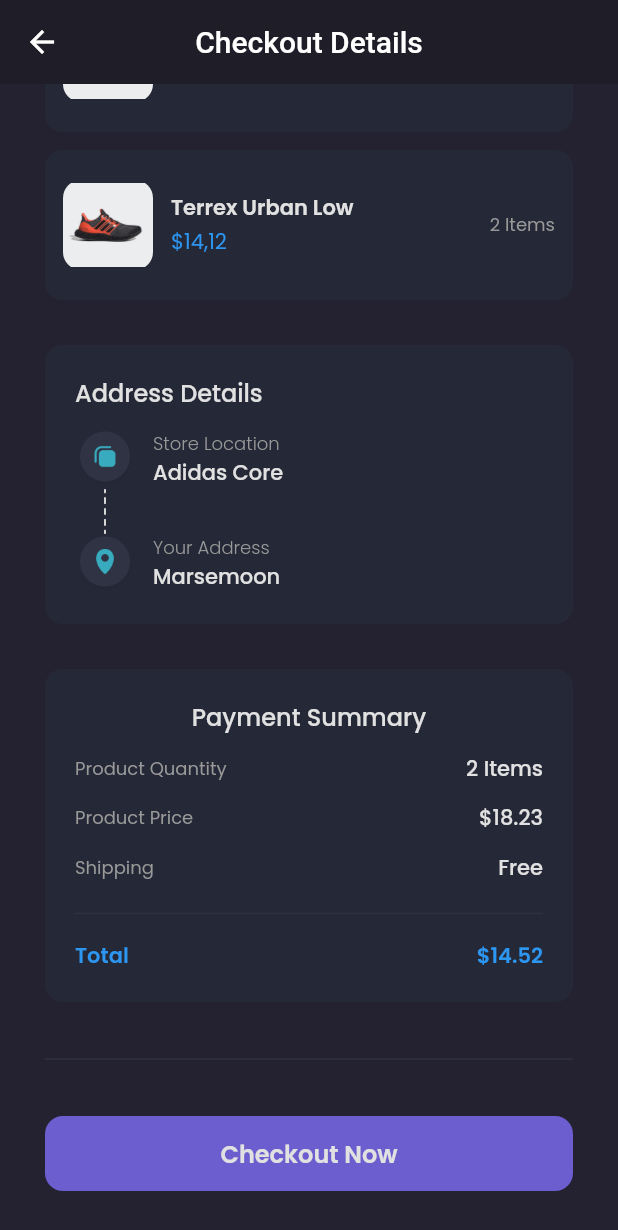
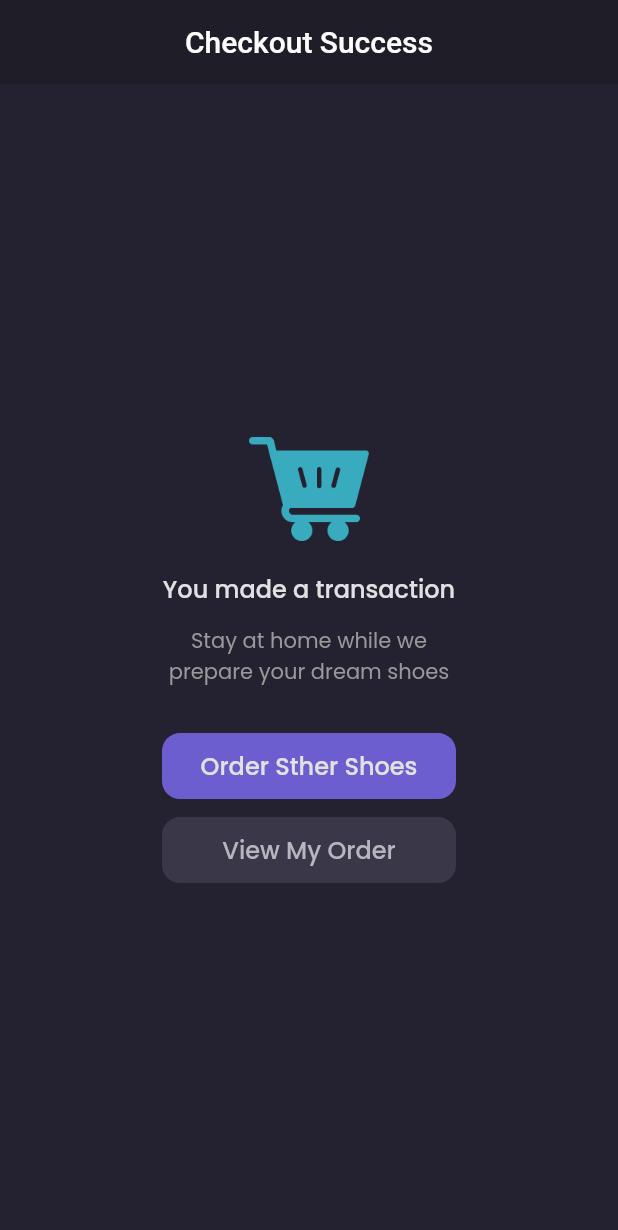
Before and after one commit to sabilimaulana/shamo-flutter, a Flutter app: the CheckoutPage screen opened by its route, scrolled down 134 dp, after a tap on "Checkout Now", on a phone screen of 412 x 824 dp. Shown: the top 1230 px of the screen. Run offline on Flutter 3.47's test engine with Material 2 defaults, Android fonts, the phone set to English and light mode, and no system bars; our stand-ins replace carousel_slider, google_fonts.

Commit message:
Slicing : Checkout Success Page

```diff
--- a/lib/main.dart
+++ b/lib/main.dart
@@ -1,6 +1,7 @@
 import 'package:flutter/material.dart';
 import 'package:shamo/pages/cart_page.dart';
 import 'package:shamo/pages/checkout_page.dart';
+import 'package:shamo/pages/checkout_success_page.dart';
 import 'package:shamo/pages/detail_chat_page.dart';
 import 'package:shamo/pages/edit_profile_page.dart';
 import 'package:shamo/pages/home/main_page.dart';
@@ -28,6 +29,7 @@ class MyApp extends StatelessWidget {
         '/product': (context) => const ProductPage(),
         '/cart': (context) => const CartPage(),
         '/checkout': (context) => const CheckoutPage(),
+        '/checkout-success': (context) => const CheckoutSuccessPage(),
       },
     );
   }
--- a/lib/pages/checkout_page.dart
+++ b/lib/pages/checkout_page.dart
@@ -244,7 +244,8 @@ class CheckoutPage extends StatelessWidget {
               vertical: defaultMargin,
             ),
             child: TextButton(
-              onPressed: () => {},
+              onPressed: () => Navigator.pushNamedAndRemoveUntil(
+                  context, '/checkout-success', (route) => false),
               style: TextButton.styleFrom(
                 backgroundColor: primaryColor,
                 shape: RoundedRectangleBorder(
--- /dev/null
+++ b/lib/pages/checkout_success_page.dart
@@ -0,0 +1,110 @@
+import 'package:flutter/material.dart';
+import 'package:shamo/theme.dart';
+
+class CheckoutSuccessPage extends StatelessWidget {
+  const CheckoutSuccessPage({Key? key}) : super(key: key);
+
+  @override
+  Widget build(BuildContext context) {
+    PreferredSizeWidget header() {
+      return AppBar(
+        centerTitle: true,
+        elevation: 0,
+        backgroundColor: backgroundColor1,
+        title: const Text('Checkout Success'),
+      );
+    }
+
+    Widget content() {
+      return Center(
+        child: Column(
+          mainAxisAlignment: MainAxisAlignment.center,
+          children: [
+            Image.asset(
+              'assets/icon_empty_cart.png',
+              width: 80,
+            ),
+            SizedBox(
+              height: 20,
+            ),
+            Text(
+              'You made a transaction',
+              style: primaryTextStyle.copyWith(
+                fontSize: 16,
+                fontWeight: medium,
+              ),
+            ),
+            SizedBox(
+              height: 12,
+            ),
+            Text(
+              'Stay at home while we\nprepare your dream shoes',
+              style: secondaryTextStyle,
+              textAlign: TextAlign.center,
+            ),
+            Container(
+              width: 196,
+              height: 44,
+              margin: EdgeInsets.only(
+                top: defaultMargin,
+              ),
+              child: TextButton(
+                onPressed: () => Navigator.pushNamedAndRemoveUntil(
+                  context,
+                  '/home',
+                  (route) => false,
+                ),
+                style: TextButton.styleFrom(
+                  backgroundColor: primaryColor,
+                  shape: RoundedRectangleBorder(
+                    borderRadius: BorderRadius.circular(12),
+                  ),
+                ),
+                child: Text(
+                  'Order Sther Shoes',
+                  style: primaryTextStyle.copyWith(
+                    fontSize: 16,
+                    fontWeight: medium,
+                  ),
+                ),
+              ),
+            ),
+            Container(
+              width: 196,
+              height: 44,
+              margin: const EdgeInsets.only(
+                top: 12,
+              ),
+              child: TextButton(
+                onPressed: () => Navigator.pushNamedAndRemoveUntil(
+                  context,
+                  '/home',
+                  (route) => false,
+                ),
+                style: TextButton.styleFrom(
+                  backgroundColor: const Color(0xff393748),
+                  shape: RoundedRectangleBorder(
+                    borderRadius: BorderRadius.circular(12),
+                  ),
+                ),
+                child: Text(
+                  'View My Order',
+                  style: primaryTextStyle.copyWith(
+                      fontSize: 16,
+                      fontWeight: medium,
+                      color: const Color(0xffb7b6bf)),
+                ),
+              ),
+            )
+          ],
+        ),
+      );
+    }
+
+    return Scaffold(
+      appBar: header(),
+      backgroundColor: backgroundColor3,
+      body: content(),
+    );
+  }
+}
```
